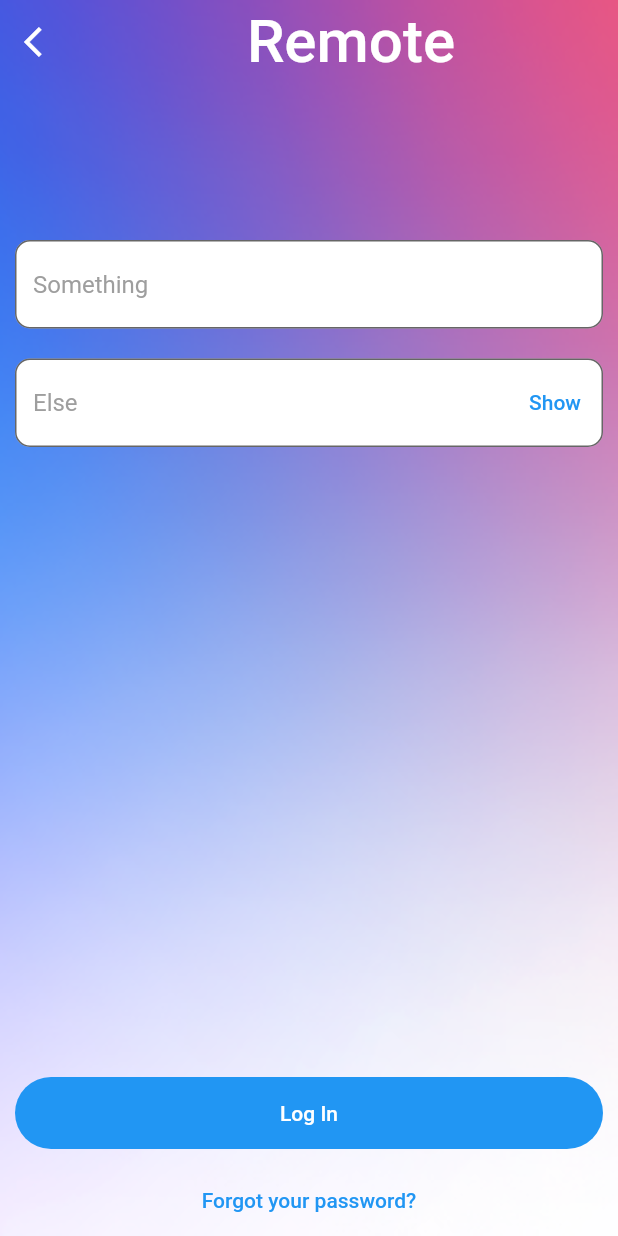
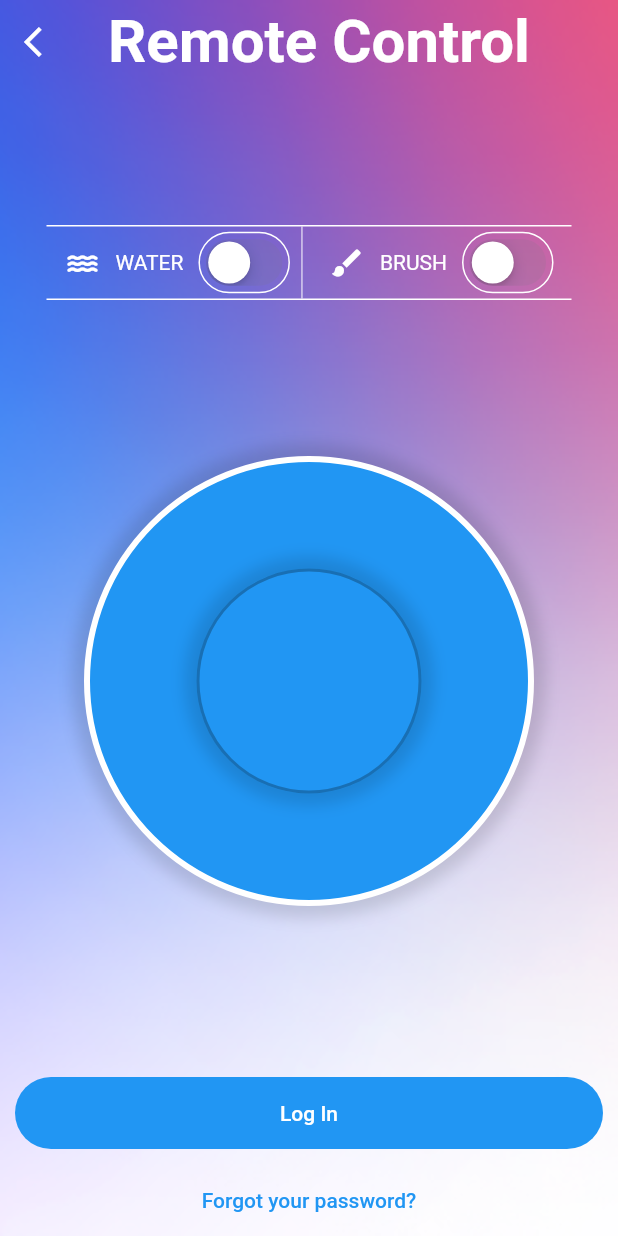
Before and after one commit to ERJoseJohnson/lionsbot-test, a Flutter app: the RemotePage screen opened by its route, on a phone screen of 412 x 824 dp. Run offline on Flutter 3.47's test engine with Material 2 defaults, Android fonts, the phone set to English and light mode, and no system bars.

Commit message:
feat: implemented joystick and toggle buttons

```diff
--- a/lib/pages/remote_control.dart
+++ b/lib/pages/remote_control.dart
@@ -1,4 +1,8 @@
+import 'dart:ui';
+
+import 'package:flutter/cupertino.dart';
 import 'package:flutter/material.dart';
+import 'package:lionsbot_test/widgets/joystick.dart';
 
 
 class RemotePage extends StatefulWidget {
@@ -13,6 +17,8 @@ class RemotePage extends StatefulWidget {
 class _RemotePageState extends State<RemotePage> {
   TextEditingController _emailController = TextEditingController();
   TextEditingController _passwordController = TextEditingController();
+  bool waterToggle = false;
+  bool brushToggle = false;
 
   @override
   void initState() {
@@ -26,10 +32,13 @@ class _RemotePageState extends State<RemotePage> {
       appBar: AppBar(
         backgroundColor: Colors.transparent,
         elevation: 0.0,
-        title: Center(
-          child: Text("Remote",style: TextStyle(
+        centerTitle: true,
+        title: Text(
+          "Remote Control",
+            style: TextStyle(
             color: Colors.white,
-            fontSize: 40),),
+            fontSize: 40,
+            fontWeight: FontWeight.bold),
           ),
         leading: IconButton(
           icon: Icon(Icons.arrow_back_ios),
@@ -57,46 +66,147 @@ class _RemotePageState extends State<RemotePage> {
                     height: 150,
                   ),
                   Container(
-                    padding: EdgeInsets.all(10),
-                    // height: 200,
-                    child: new TextField(
-                      controller: this._emailController,
-                      decoration: InputDecoration(
-                        filled: true,
-                        border: OutlineInputBorder(
-                          borderRadius: BorderRadius.all(Radius.circular(10.0),
+                    height: 50,
+                    width: 350,
+                    decoration: BoxDecoration(
+                      border: Border(
+                        top: BorderSide(
+                          style: BorderStyle.solid,
+                          color: Colors.white
+                        ),
+                        bottom: BorderSide(
+                          style: BorderStyle.solid,
+                          color: Colors.white
+                        ),
                       )
                     ),
-                        hintText: 'Something',
-                        hintStyle: TextStyle(color: Colors.grey),
-                        fillColor: Colors.white),
+                    child: Row(
+                      mainAxisAlignment: MainAxisAlignment.center,
+                      children: [
+                        Icon(
+                          Icons.water_rounded,
+                          color: Colors.white,
+                        ),
+                        SizedBox(
+                          width: 10
+                        ),
+                        Text(
+                          "WATER",
+                          style: TextStyle(
+                            color: Colors.white
                           ),
                         ),
-                  Container(
-                    padding: EdgeInsets.all(10),
-                    child: new TextField(
-                      controller: this._passwordController,
-                      obscureText: true,
-                      decoration: InputDecoration(
-                        filled: true,
-                        border: OutlineInputBorder(
-                          borderRadius: BorderRadius.all(Radius.circular(10.0),
-                          )
+                        SizedBox(
+                          width: 10
                         ),
-                        // labelText: 'Password',
-                        hintText: 'Else',
-                        hintStyle: TextStyle(color: Colors.grey),
-                        fillColor: Colors.white,
-                        suffixIcon: TextButton(
-                          onPressed: () { print("Unobscure password"); },
-                          child: Text("Show"),
+                        GestureDetector(
+                          onTap: (){
+                              setState(() {
+                                this.waterToggle= !this.waterToggle;
+                              });
+                          },
+                          child: Container(
+                            padding: EdgeInsets.zero,
+                            decoration: BoxDecoration(
+                              border: Border.all(
+                                color: Colors.white,
+                              ),
+                              borderRadius: BorderRadius.circular(100)
+                            ),
+                            child: CupertinoSwitch(
+                              activeColor: Colors.lightBlue,
+                              value: this.waterToggle,
+                              onChanged: (bool value) {
+                                setState(() {
+                                  this.waterToggle = value;
+                                });
+                              },
                             ),
                           ),
                         ),
+                        VerticalDivider(
+                          color: Colors.white,
                         ),
-
+                        SizedBox(
+                          width: 10
+                        ),
+                        Icon(
+                          Icons.brush,
+                          color: Colors.white,
+                        ),
+                        SizedBox(
+                          width: 10
+                        ),
+                        Text(
+                          "BRUSH",
+                          style: TextStyle(
+                            color: Colors.white
+                          ),
+                        ),
+                        SizedBox(
+                          width: 10
+                        ),
+                        GestureDetector(
+                          onTap: (){
+                              setState(() {
+                                this.brushToggle= !this.brushToggle;
+                              });
+                          },
+                          child: Container(
+                            padding: EdgeInsets.zero,
+                            decoration: BoxDecoration(
+                              border: Border.all(
+                                color: Colors.white,
+                              ),
+                              borderRadius: BorderRadius.circular(100)
+                            ),
+                            child: CupertinoSwitch(
+                              activeColor: Colors.lightBlue,
+                              value: this.brushToggle,
+                              onChanged: (bool value) {
+                                setState(() {
+                                  this.brushToggle = value;
+                                });
+                              },
+                            ),
+                          ),
+                        ),
                       ],
                     ),
+                  ),
+                ],
+              ),
+              Joystick(),
+              // Stack(
+              //   children: [
+              //     Container(
+              //       width: MediaQuery.of(context).size.width/1.5,
+              //       height: MediaQuery.of(context).size.width/1.5,
+              //       decoration: BoxDecoration(
+              //         // borderRadius: BorderRadius.circular(100),
+              //         color: Color(0xFF003366),
+              //         shape: BoxShape.circle,
+
+              //       ),
+              //     ),
+              //     Container(
+              //       width: MediaQuery.of(context).size.width/1.5-80,
+              //       height: MediaQuery.of(context).size.width/1.5-80,
+              //       decoration: BoxDecoration(
+              //         // borderRadius: BorderRadius.circular(100),
+              //         color: Colors.blue,
+              //         shape: BoxShape.circle,
+              //         boxShadow: <BoxShadow>[
+              //           BoxShadow(
+              //             color: Colors.black12,
+              //             spreadRadius: 8.0,
+              //             blurRadius: 8.0,
+              //           )
+              //         ],
+              //       ),
+              //     ),
+              //   ],
+              // ),
               Column(
                 children: [
                   Padding(
--- /dev/null
+++ b/lib/widgets/joystick.dart
@@ -0,0 +1,106 @@
+import 'package:flutter/material.dart';
+
+class Joystick extends StatefulWidget {
+  const Joystick({ Key? key }) : super(key: key);
+
+  @override
+  _JoystickState createState() => _JoystickState();
+}
+
+class _JoystickState extends State<Joystick> {
+  GlobalKey stackKey = GlobalKey();
+  late double stackLeft;
+  late double stackTop;
+  double innerCircleX = 75;
+  double innerCircleY = 75;
+
+  @override
+  void initState() {
+    WidgetsBinding.instance!
+        .addPostFrameCallback((_) {
+        RenderObject? box = stackKey.currentContext!.findRenderObject();
+            print(stackKey.currentContext!.findRenderObject());
+            var translation = box?.getTransformTo(null).getTranslation();
+            if (translation != null && box!.paintBounds != null) {
+              stackTop = box.paintBounds.shift(Offset(translation.x, translation.y)).top;
+              stackLeft = box.paintBounds.shift(Offset(translation.x, translation.y)).left;
+              // print("This is the stack Top coord ${stackTop} ");
+              // print("This is the stack Left coord ${stackLeft} ");
+            } else {
+              print(null);
+            }
+        });
+    super.initState();
+  }
+
+  @override
+  Widget build(BuildContext context) {
+    return GestureDetector(
+      onPanUpdate: (dragDetails) {
+        //TODO: check if it does not reach the end of the circle.
+        setState(() {
+          // print("This is the global position ${dragDetails.globalPosition}");
+          innerCircleX = dragDetails.globalPosition.dx - stackLeft - 75;
+          innerCircleY = dragDetails.globalPosition.dy - stackTop - 75;
+        });
+
+
+      },
+      onPanEnd: (dragDetails){
+        setState(() {
+          innerCircleX = 75;
+          innerCircleY = 75;
+        });
+      },
+      child: Stack(
+        key: stackKey,
+        children: [
+          Container(
+            width: 300,
+            height: 300,
+            decoration: BoxDecoration(
+              color: Colors.blue,
+              shape: BoxShape.circle,
+              border: Border.all(
+                color: Colors.white,
+                width: 4.0,
+                style: BorderStyle.solid,
+              ),
+              boxShadow: <BoxShadow>[
+                BoxShadow(
+                  color: Colors.black12,
+                  spreadRadius: 8.0,
+                  blurRadius: 8.0,
+                )
+              ],
+            ),
+          ),
+          Positioned(
+            top: innerCircleY,
+            left: innerCircleX,
+            child: Container(
+            width: 150,
+            height: 150,
+            decoration: BoxDecoration(
+              color: Colors.blue,
+              shape: BoxShape.circle,
+              border: Border.all(
+                color: Colors.black26,
+                width: 2.0,
+                style: BorderStyle.solid,
+              ),
+              boxShadow: <BoxShadow>[
+                BoxShadow(
+                  color: Colors.black12,
+                  spreadRadius: 8.0,
+                  blurRadius: 8.0,
+                )
+              ],
+            ),
+          ),
+          )
+        ],
+      ),
+    );
+  }
+}
```
Lines whose indentation alone changed are shown as unchanged.
